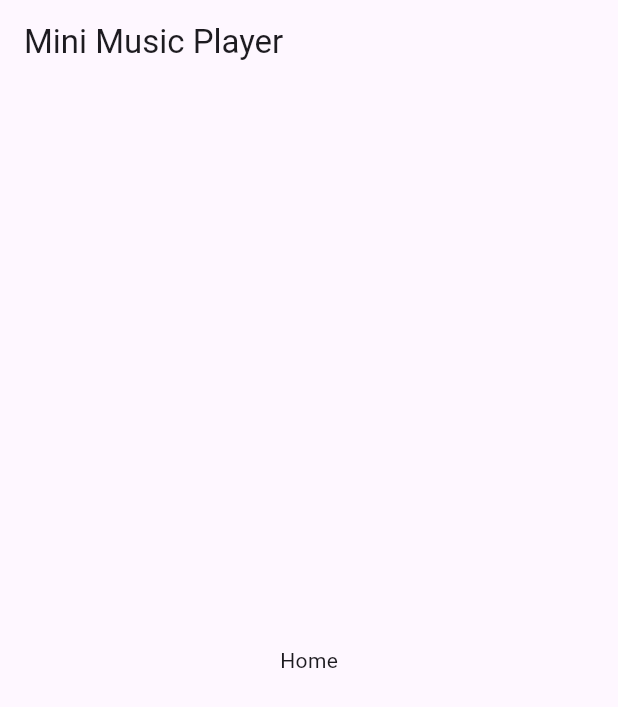
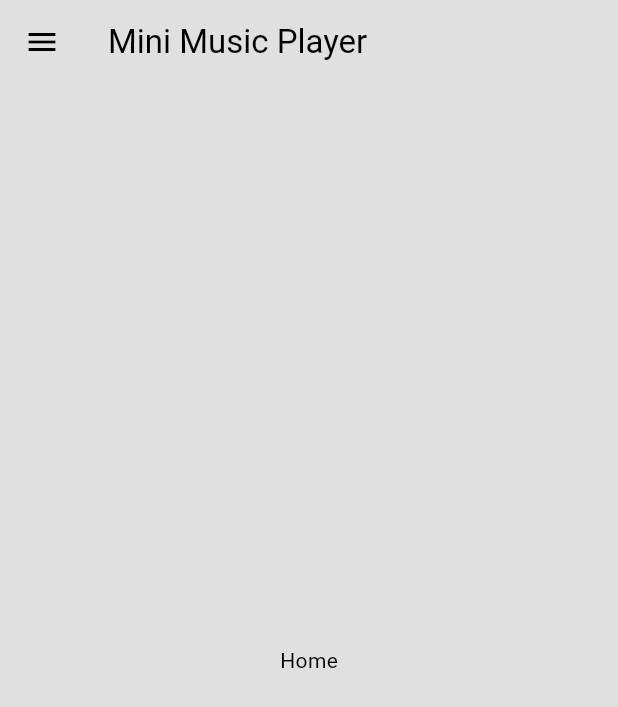
Before and after one commit to MrMDrX/mini-music-player, a Flutter app: the screen it shows after launch, on a phone screen of 412 x 824 dp. Shown: the top 707 px of the screen. Run offline on Flutter 3.47's test engine with Material 3 defaults, Android fonts, the phone set to English and light mode, and no system bars.

Commit message:
Added drawer, themes, settings & about screens ✨

```diff
--- a/lib/main.dart
+++ b/lib/main.dart
@@ -1,8 +1,17 @@
 import 'package:flutter/material.dart';
 import 'package:mini_music/screens/home_screen.dart';
+import 'package:mini_music/theme/theme_provider.dart';
+import 'package:provider/provider.dart';
 
 void main() {
-  runApp(const MyApp());
+  runApp(
+    MultiProvider(
+      providers: [
+        ChangeNotifierProvider(create: (_) => ThemeProvider()),
+      ],
+      child: const MyApp(),
+    ),
+  );
 }
 
 class MyApp extends StatelessWidget {
@@ -12,10 +21,8 @@ class MyApp extends StatelessWidget {
   Widget build(BuildContext context) {
     return MaterialApp(
       title: 'Mini Music Player',
-      theme: ThemeData(
-        colorScheme: ColorScheme.fromSeed(seedColor: Colors.deepPurple),
-        useMaterial3: true,
-      ),
+      debugShowCheckedModeBanner: false,
+      theme: Provider.of<ThemeProvider>(context).themeData,
       home: const HomeScreen(),
     );
   }
--- a/lib/screens/home_screen.dart
+++ b/lib/screens/home_screen.dart
@@ -1,4 +1,5 @@
 import 'package:flutter/material.dart';
+import 'package:mini_music/widgets/drawer.dart';
 
 class HomeScreen extends StatelessWidget {
   const HomeScreen({super.key});
@@ -9,6 +10,7 @@ class HomeScreen extends StatelessWidget {
       appBar: AppBar(
         title: const Text('Mini Music Player'),
       ),
+      drawer: const AppDrawer(),
       body: const Center(
         child: Text('Home'),
       ),
--- /dev/null
+++ b/lib/theme/theme.dart
@@ -0,0 +1,23 @@
+import 'package:flutter/material.dart';
+
+ThemeData lightTheme = ThemeData(
+  useMaterial3: true,
+  colorScheme: ColorScheme.light(
+    surface: Colors.grey.shade300,
+    primary: Colors.grey.shade500,
+    secondary: Colors.grey.shade200,
+    tertiary: Colors.white,
+    inversePrimary: Colors.grey.shade900,
+  ),
+);
+
+ThemeData darkTheme = ThemeData(
+  useMaterial3: true,
+  colorScheme: ColorScheme.dark(
+    surface: Colors.grey.shade900,
+    primary: Colors.grey.shade600,
+    secondary: Colors.grey.shade700,
+    tertiary: Colors.grey.shade800,
+    inversePrimary: Colors.grey.shade300,
+  ),
+);
--- /dev/null
+++ b/lib/theme/theme_provider.dart
@@ -0,0 +1,28 @@
+import 'package:flutter/material.dart';
+import 'package:mini_music/theme/theme.dart';
+
+class ThemeProvider with ChangeNotifier {
+  late ThemeData _themeData;
+
+  ThemeProvider() : _themeData = _getInitialTheme();
+
+  static ThemeData _getInitialTheme() {
+    final brightness =
+        WidgetsBinding.instance.platformDispatcher.platformBrightness;
+    return (brightness == Brightness.dark) ? darkTheme : lightTheme;
+  }
+
+  ThemeData get themeData => _themeData;
+
+  bool get isDarkMode => _themeData == darkTheme;
+
+  set themeData(ThemeData themeData) {
+    _themeData = themeData;
+    notifyListeners();
+  }
+
+  void toggleTheme() {
+    _themeData = _themeData == darkTheme ? lightTheme : darkTheme;
+    notifyListeners();
+  }
+}
```
Also changed, not shown: lib/screens/about_screen.dart (added, +43 -0 lines), lib/screens/settings_screen.dart (added, +60 -0 lines), lib/widgets/drawer.dart (added, +59 -0 lines), lib/widgets/drawer_tile.dart (added, +31 -0 lines).
